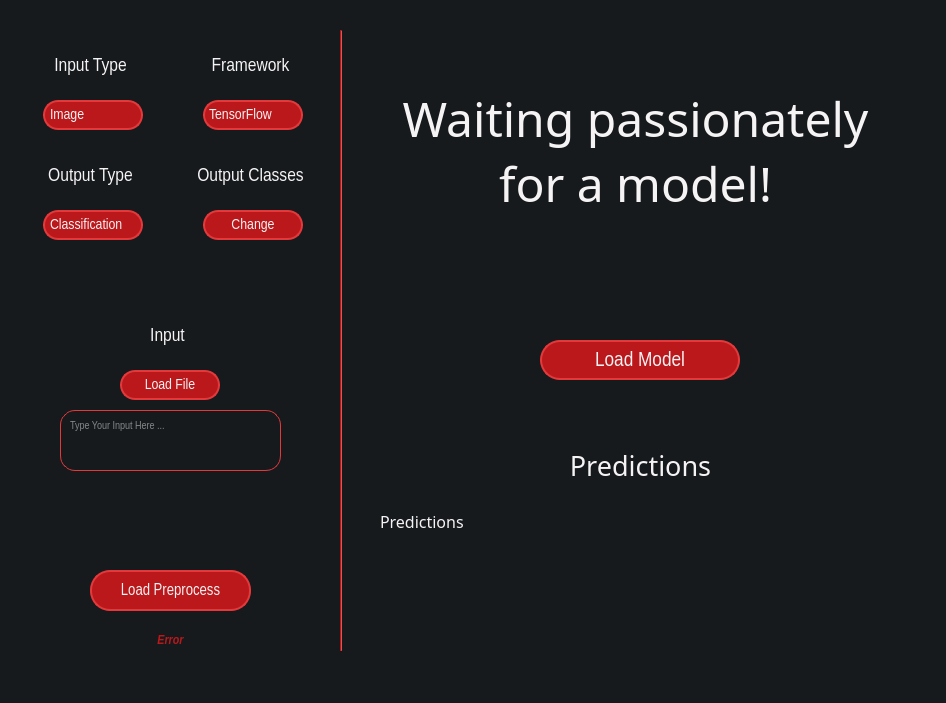
The window that main-page.ui (heidariarash/NN2GUI) describes before a commit, drawn with Qt 5.
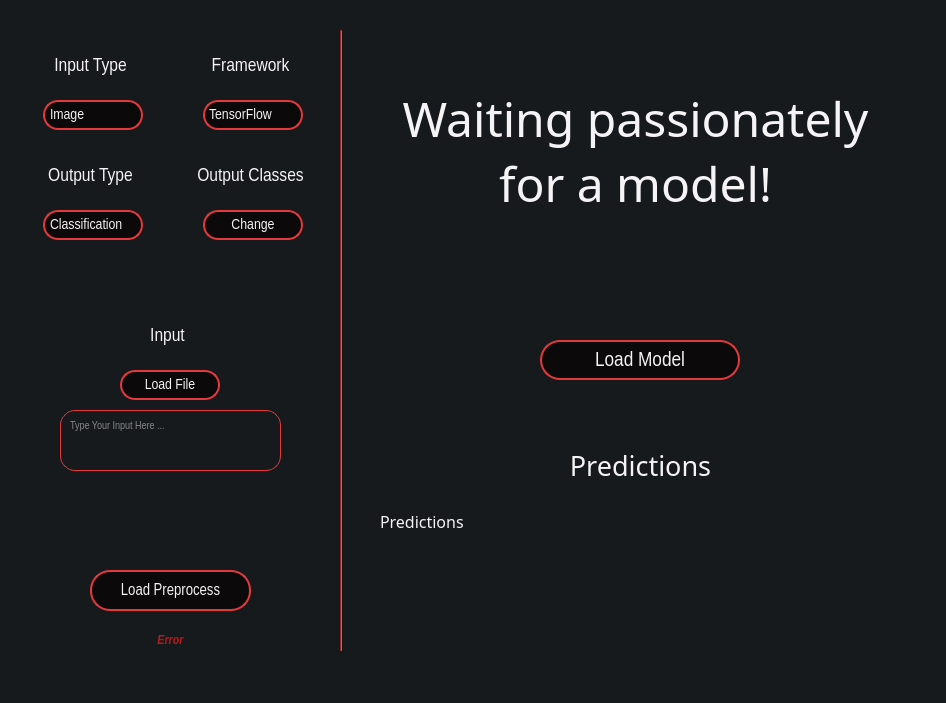
The same window after the commit. Icons and pictures are not drawn.

Commit message: changing UI colors and disable load input button

Patch:
```diff
--- a/main-page.ui
+++ b/main-page.ui
@@ -45,7 +45,7 @@
     color: #F5F3F4;
     border: 2px solid #E5383B;
     border-radius: 20px;
-    background-color: #BA181B;
+    background-color: #0B090A;
     padding: 5px;
 }
 
@@ -116,7 +116,7 @@
     color: #F5F3F4;
     border: 2px solid #E5383B;
     border-radius: 20px;
-    background-color: #BA181B;
+    background-color: #0B090A;
     padding: 5px;
 }
 
@@ -178,7 +178,7 @@
 	color: #F5F3F4;
     border: 2px solid #E5383B;
     border-radius: 15px;
-    background-color: #BA181B;
+    background-color: #0B090A;
     padding: 2px;
 	padding-left: 5px;
 }
@@ -198,7 +198,7 @@
     border: 2px solid #E5383B;
     selection-background-color: #A4161A;
 	color: #F5F3F4;
-	background-color: #BA181B;
+	background-color: #0B090A;
 	border-radius: 5px;
 }</string>
     </property>
@@ -281,7 +281,7 @@
 	color: #F5F3F4;
     border: 2px solid #E5383B;
     border-radius: 15px;
-    background-color: #BA181B;
+    background-color: #0B090A;
     padding: 2px;
 	padding-left: 4px
 }
@@ -295,7 +295,7 @@
     border: 2px solid #E5383B;
     selection-background-color: #A4161A;
 	color: #F5F3F4;
-	background-color: #BA181B;
+	background-color: #0B090A;
 	border-radius: 5px;
 }</string>
     </property>
@@ -390,7 +390,7 @@
 	color: #F5F3F4;
     border: 2px solid #E5383B;
     border-radius: 15px;
-    background-color: #BA181B;
+    background-color: #0B090A;
     padding: 2px;
 	padding-left: 5px;
 }
@@ -410,7 +410,7 @@
     border: 2px solid #E5383B;
     selection-background-color: #A4161A;
 	color: #F5F3F4;
-	background-color: #BA181B;
+	background-color: #0B090A;
 	border-radius: 5px;
 }</string>
     </property>
@@ -451,7 +451,7 @@
     color: #F5F3F4;
     border: 2px solid #E5383B;
     border-radius: 15px;
-    background-color: #BA181B;
+    background-color: #0B090A;
 }
 
 QPushButton:hover {
@@ -548,11 +548,15 @@
     color: #F5F3F4;
     border: 2px solid #E5383B;
     border-radius: 15px;
-    background-color: #BA181B;
+    background-color: #0B090A;
 }
 
 QPushButton:hover {
     background-color: #A4161A;
+}
+
+QPushButton:disabled {
+	background-color: #BA181B;
 }</string>
     </property>
     <property name="text">
```
The commit also changes 2 other files.
